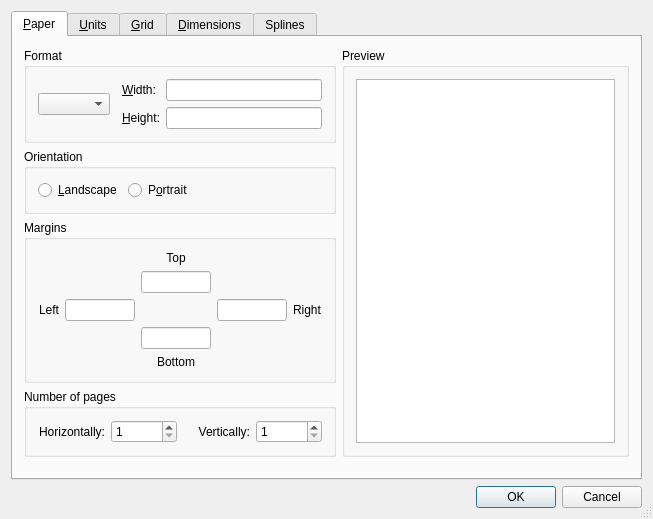
This is librecad/src/ui/forms/qg_dlgoptionsdrawing.ui in pollywinters/LibreCAD as Qt 5 draws it before an edit. The edited form follows.
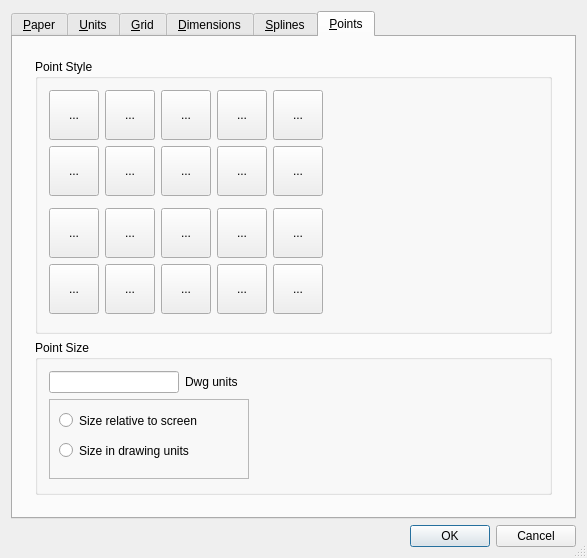
This is the edited form. Icons and pictures are not drawn. Custom widgets are drawn as their Qt base class.

Commit message: WIP issue #960 Feature request - Ability to set the style of a POINT

```diff
--- a/librecad/src/ui/forms/qg_dlgoptionsdrawing.ui
+++ b/librecad/src/ui/forms/qg_dlgoptionsdrawing.ui
@@ -6,8 +6,8 @@
    <rect>
     <x>0</x>
     <y>0</y>
-    <width>653</width>
-    <height>519</height>
+    <width>587</width>
+    <height>548</height>
    </rect>
   </property>
   <property name="windowTitle">
@@ -27,7 +27,7 @@
    <item row="0" column="0">
     <widget class="QTabWidget" name="tabWidget">
      <property name="currentIndex">
-      <number>0</number>
+      <number>5</number>
      </property>
      <widget class="QWidget" name="tab1">
       <attribute name="title">
@@ -1606,7 +1606,7 @@
      </widget>
      <widget class="QWidget" name="tab5">
       <attribute name="title">
-       <string>Splines</string>
+       <string>&amp;Splines</string>
       </attribute>
       <layout class="QVBoxLayout">
        <item>
@@ -1678,12 +1678,897 @@
        </item>
       </layout>
      </widget>
+     <widget class="QWidget" name="tab6">
+      <attribute name="title">
+       <string>&amp;Points</string>
+      </attribute>
+      <layout class="QVBoxLayout" name="verticalLayout_2">
+       <item>
+        <widget class="QWidget" name="widget_2" native="true">
+         <layout class="QVBoxLayout" name="verticalLayout_3">
+          <item>
+           <widget class="QGroupBox" name="gbPointStyle">
+            <property name="title">
+             <string>Point Style</string>
+            </property>
+            <layout class="QGridLayout" name="gridLayout_13">
+             <item row="0" column="0">
+              <widget class="QToolButton" name="bDot">
+               <property name="enabled">
+                <bool>true</bool>
+               </property>
+               <property name="minimumSize">
+                <size>
+                 <width>50</width>
+                 <height>50</height>
+                </size>
+               </property>
+               <property name="text">
+                <string>...</string>
+               </property>
+               <property name="icon">
+                <iconset resource="../../../res/icons/icons.qrc">
+                 <normaloff>:/icons/point_dot.svg</normaloff>:/icons/point_dot.svg</iconset>
+               </property>
+               <property name="iconSize">
+                <size>
+                 <width>40</width>
+                 <height>40</height>
+                </size>
+               </property>
+               <property name="checkable">
+                <bool>true</bool>
+               </property>
+               <property name="popupMode">
+                <enum>QToolButton::InstantPopup</enum>
+               </property>
+               <property name="autoRaise">
+                <bool>false</bool>
+               </property>
+               <property name="arrowType">
+                <enum>Qt::NoArrow</enum>
+               </property>
+              </widget>
+             </item>
+             <item row="1" column="0">
+              <widget class="QToolButton" name="bDotCircle">
+               <property name="enabled">
+                <bool>true</bool>
+               </property>
+               <property name="minimumSize">
+                <size>
+                 <width>50</width>
+                 <height>50</height>
+                </size>
+               </property>
+               <property name="text">
+                <string>...</string>
+               </property>
+               <property name="icon">
+                <iconset resource="../../../res/icons/icons.qrc">
+                 <normaloff>:/icons/point_dot_circle.svg</normaloff>:/icons/point_dot_circle.svg</iconset>
+               </property>
+               <property name="iconSize">
+                <size>
+                 <width>40</width>
+                 <height>40</height>
+                </size>
+               </property>
+               <property name="checkable">
+                <bool>true</bool>
+               </property>
+               <property name="popupMode">
+                <enum>QToolButton::InstantPopup</enum>
+               </property>
+               <property name="autoRaise">
+                <bool>false</bool>
+               </property>
+               <property name="arrowType">
+                <enum>Qt::NoArrow</enum>
+               </property>
+              </widget>
+             </item>
+             <item row="0" column="3">
+              <widget class="QToolButton" name="bCross">
+               <property name="enabled">
+                <bool>true</bool>
+               </property>
+               <property name="minimumSize">
+                <size>
+                 <width>50</width>
+                 <height>50</height>
+                </size>
+               </property>
+               <property name="text">
+                <string>...</string>
+               </property>
+               <property name="icon">
+                <iconset resource="../../../res/icons/icons.qrc">
+                 <normaloff>:/icons/point_cross.svg</normaloff>:/icons/point_cross.svg</iconset>
+               </property>
+               <property name="iconSize">
+                <size>
+                 <width>40</width>
+                 <height>40</height>
+                </size>
+               </property>
+               <property name="checkable">
+                <bool>true</bool>
+               </property>
+               <property name="popupMode">
+                <enum>QToolButton::InstantPopup</enum>
+               </property>
+               <property name="autoRaise">
+                <bool>false</bool>
+               </property>
+               <property name="arrowType">
+                <enum>Qt::NoArrow</enum>
+               </property>
+              </widget>
+             </item>
+             <item row="0" column="4">
+              <widget class="QToolButton" name="bTick">
+               <property name="enabled">
+                <bool>true</bool>
+               </property>
+               <property name="minimumSize">
+                <size>
+                 <width>50</width>
+                 <height>50</height>
+                </size>
+               </property>
+               <property name="text">
+                <string>...</string>
+               </property>
+               <property name="icon">
+                <iconset resource="../../../res/icons/icons.qrc">
+                 <normaloff>:/icons/point_tick.svg</normaloff>:/icons/point_tick.svg</iconset>
+               </property>
+               <property name="iconSize">
+                <size>
+                 <width>40</width>
+                 <height>40</height>
+                </size>
+               </property>
+               <property name="checkable">
+                <bool>true</bool>
+               </property>
+               <property name="popupMode">
+                <enum>QToolButton::DelayedPopup</enum>
+               </property>
+               <property name="autoRaise">
+                <bool>false</bool>
+               </property>
+               <property name="arrowType">
+                <enum>Qt::NoArrow</enum>
+               </property>
+              </widget>
+             </item>
+             <item row="1" column="1">
+              <widget class="QToolButton" name="bBlankCircle">
+               <property name="enabled">
+                <bool>true</bool>
+               </property>
+               <property name="minimumSize">
+                <size>
+                 <width>50</width>
+                 <height>50</height>
+                </size>
+               </property>
+               <property name="text">
+                <string>...</string>
+               </property>
+               <property name="icon">
+                <iconset resource="../../../res/icons/icons.qrc">
+                 <normaloff>:/icons/point_blank_circle.svg</normaloff>:/icons/point_blank_circle.svg</iconset>
+               </property>
+               <property name="iconSize">
+                <size>
+                 <width>40</width>
+                 <height>40</height>
+                </size>
+               </property>
+               <property name="checkable">
+                <bool>true</bool>
+               </property>
+               <property name="popupMode">
+                <enum>QToolButton::InstantPopup</enum>
+               </property>
+               <property name="autoRaise">
+                <bool>false</bool>
+               </property>
+               <property name="arrowType">
+                <enum>Qt::NoArrow</enum>
+               </property>
+              </widget>
+             </item>
+             <item row="0" column="1">
+              <widget class="QToolButton" name="bBlank">
+               <property name="enabled">
+                <bool>true</bool>
+               </property>
+               <property name="minimumSize">
+                <size>
+                 <width>50</width>
+                 <height>50</height>
+                </size>
+               </property>
+               <property name="text">
+                <string>...</string>
+               </property>
+               <property name="icon">
+                <iconset resource="../../../res/icons/icons.qrc">
+                 <normaloff>:/icons/point_blank.svg</normaloff>:/icons/point_blank.svg</iconset>
+               </property>
+               <property name="iconSize">
+                <size>
+                 <width>40</width>
+                 <height>40</height>
+                </size>
+               </property>
+               <property name="checkable">
+                <bool>true</bool>
+               </property>
+              </widget>
+             </item>
+             <item row="4" column="4">
+              <widget class="QToolButton" name="bTickCircleSquare">
+               <property name="enabled">
+                <bool>true</bool>
+               </property>
+               <property name="minimumSize">
+                <size>
+                 <width>50</width>
+                 <height>50</height>
+                </size>
+               </property>
+               <property name="text">
+                <string>...</string>
+               </property>
+               <property name="icon">
+                <iconset resource="../../../res/icons/icons.qrc">
+                 <normaloff>:/icons/point_tick_circle_square.svg</normaloff>:/icons/point_tick_circle_square.svg</iconset>
+               </property>
+               <property name="iconSize">
+                <size>
+                 <width>40</width>
+                 <height>40</height>
+                </size>
+               </property>
+               <property name="checkable">
+                <bool>true</bool>
+               </property>
+               <property name="popupMode">
+                <enum>QToolButton::InstantPopup</enum>
+               </property>
+               <property name="autoRaise">
+                <bool>false</bool>
+               </property>
+               <property name="arrowType">
+                <enum>Qt::NoArrow</enum>
+               </property>
+              </widget>
+             </item>
+             <item row="0" column="2">
+              <widget class="QToolButton" name="bPlus">
+               <property name="enabled">
+                <bool>true</bool>
+               </property>
+               <property name="minimumSize">
+                <size>
+                 <width>50</width>
+                 <height>50</height>
+                </size>
+               </property>
+               <property name="text">
+                <string>...</string>
+               </property>
+               <property name="icon">
+                <iconset resource="../../../res/icons/icons.qrc">
+                 <normaloff>:/icons/point_plus.svg</normaloff>:/icons/point_plus.svg</iconset>
+               </property>
+               <property name="iconSize">
+                <size>
+                 <width>40</width>
+                 <height>40</height>
+                </size>
+               </property>
+               <property name="checkable">
+                <bool>true</bool>
+               </property>
+               <property name="popupMode">
+                <enum>QToolButton::DelayedPopup</enum>
+               </property>
+               <property name="autoRaise">
+                <bool>false</bool>
+               </property>
+               <property name="arrowType">
+                <enum>Qt::NoArrow</enum>
+               </property>
+              </widget>
+             </item>
+             <item row="1" column="2">
+              <widget class="QToolButton" name="bPlusCircle">
+               <property name="enabled">
+                <bool>true</bool>
+               </property>
+               <property name="minimumSize">
+                <size>
+                 <width>50</width>
+                 <height>50</height>
+                </size>
+               </property>
+               <property name="text">
+                <string>...</string>
+               </property>
+               <property name="icon">
+                <iconset resource="../../../res/icons/icons.qrc">
+                 <normaloff>:/icons/point_plus_circle.svg</normaloff>:/icons/point_plus_circle.svg</iconset>
+               </property>
+               <property name="iconSize">
+                <size>
+                 <width>40</width>
+                 <height>40</height>
+                </size>
+               </property>
+               <property name="checkable">
+                <bool>true</bool>
+               </property>
+               <property name="popupMode">
+                <enum>QToolButton::InstantPopup</enum>
+               </property>
+               <property name="autoRaise">
+                <bool>false</bool>
+               </property>
+               <property name="arrowType">
+                <enum>Qt::NoArrow</enum>
+               </property>
+              </widget>
+             </item>
+             <item row="1" column="3">
+              <widget class="QToolButton" name="bCrossCircle">
+               <property name="enabled">
+                <bool>true</bool>
+               </property>
+               <property name="minimumSize">
+                <size>
+                 <width>50</width>
+                 <height>50</height>
+                </size>
+               </property>
+               <property name="text">
+                <string>...</string>
+               </property>
+               <property name="icon">
+                <iconset resource="../../../res/icons/icons.qrc">
+                 <normaloff>:/icons/point_cross_circle.svg</normaloff>:/icons/point_cross_circle.svg</iconset>
+               </property>
+               <property name="iconSize">
+                <size>
+                 <width>40</width>
+                 <height>40</height>
+                </size>
+               </property>
+               <property name="checkable">
+                <bool>true</bool>
+               </property>
+               <property name="popupMode">
+                <enum>QToolButton::InstantPopup</enum>
+               </property>
+               <property name="autoRaise">
+                <bool>false</bool>
+               </property>
+               <property name="arrowType">
+                <enum>Qt::NoArrow</enum>
+               </property>
+              </widget>
+             </item>
+             <item row="1" column="4">
+              <widget class="QToolButton" name="bTickCircle">
+               <property name="enabled">
+                <bool>true</bool>
+               </property>
+               <property name="minimumSize">
+                <size>
+                 <width>50</width>
+                 <height>50</height>
+                </size>
+               </property>
+               <property name="text">
+                <string>...</string>
+               </property>
+               <property name="icon">
+                <iconset resource="../../../res/icons/icons.qrc">
+                 <normaloff>:/icons/point_tick_circle.svg</normaloff>:/icons/point_tick_circle.svg</iconset>
+               </property>
+               <property name="iconSize">
+                <size>
+                 <width>40</width>
+                 <height>40</height>
+                </size>
+               </property>
+               <property name="checkable">
+                <bool>true</bool>
+               </property>
+               <property name="popupMode">
+                <enum>QToolButton::InstantPopup</enum>
+               </property>
+               <property name="autoRaise">
+                <bool>false</bool>
+               </property>
+               <property name="arrowType">
+                <enum>Qt::NoArrow</enum>
+               </property>
+              </widget>
+             </item>
+             <item row="3" column="0">
+              <widget class="QToolButton" name="bDotSquare">
+               <property name="enabled">
+                <bool>true</bool>
+               </property>
+               <property name="minimumSize">
+                <size>
+                 <width>50</width>
+                 <height>50</height>
+                </size>
+               </property>
+               <property name="text">
+                <string>...</string>
+               </property>
+               <property name="icon">
+                <iconset resource="../../../res/icons/icons.qrc">
+                 <normaloff>:/icons/point_dot_square.svg</normaloff>:/icons/point_dot_square.svg</iconset>
+               </property>
+               <property name="iconSize">
+                <size>
+                 <width>40</width>
+                 <height>40</height>
+                </size>
+               </property>
+               <property name="checkable">
+                <bool>true</bool>
+               </property>
+               <property name="popupMode">
+                <enum>QToolButton::InstantPopup</enum>
+               </property>
+               <property name="autoRaise">
+                <bool>false</bool>
+               </property>
+               <property name="arrowType">
+                <enum>Qt::NoArrow</enum>
+               </property>
+              </widget>
+             </item>
+             <item row="3" column="1">
+              <widget class="QToolButton" name="bBlankSquare">
+               <property name="enabled">
+                <bool>true</bool>
+               </property>
+               <property name="minimumSize">
+                <size>
+                 <width>50</width>
+                 <height>50</height>
+                </size>
+               </property>
+               <property name="text">
+                <string>...</string>
+               </property>
+               <property name="icon">
+                <iconset resource="../../../res/icons/icons.qrc">
+                 <normaloff>:/icons/point_blank_square.svg</normaloff>:/icons/point_blank_square.svg</iconset>
+               </property>
+               <property name="iconSize">
+                <size>
+                 <width>40</width>
+                 <height>40</height>
+                </size>
+               </property>
+               <property name="checkable">
+                <bool>true</bool>
+               </property>
+               <property name="popupMode">
+                <enum>QToolButton::InstantPopup</enum>
+               </property>
+               <property name="autoRaise">
+                <bool>false</bool>
+               </property>
+               <property name="arrowType">
+                <enum>Qt::NoArrow</enum>
+               </property>
+              </widget>
+             </item>
+             <item row="3" column="2">
+              <widget class="QToolButton" name="bPlusSquare">
+               <property name="enabled">
+                <bool>true</bool>
+               </property>
+               <property name="minimumSize">
+                <size>
+                 <width>50</width>
+                 <height>50</height>
+                </size>
+               </property>
+               <property name="text">
+                <string>...</string>
+               </property>
+               <property name="icon">
+                <iconset resource="../../../res/icons/icons.qrc">
+                 <normaloff>:/icons/point_plus_square.svg</normaloff>:/icons/point_plus_square.svg</iconset>
+               </property>
+               <property name="iconSize">
+                <size>
+                 <width>40</width>
+                 <height>40</height>
+                </size>
+               </property>
+               <property name="checkable">
+                <bool>true</bool>
+               </property>
+               <property name="popupMode">
+                <enum>QToolButton::InstantPopup</enum>
+               </property>
+               <property name="autoRaise">
+                <bool>false</bool>
+               </property>
+               <property name="arrowType">
+                <enum>Qt::NoArrow</enum>
+               </property>
+              </widget>
+             </item>
+             <item row="3" column="3">
+              <widget class="QToolButton" name="bCrossSquare">
+               <property name="enabled">
+                <bool>true</bool>
+               </property>
+               <property name="minimumSize">
+                <size>
+                 <width>50</width>
+                 <height>50</height>
+                </size>
+               </property>
+               <property name="text">
+                <string>...</string>
+               </property>
+               <property name="icon">
+                <iconset resource="../../../res/icons/icons.qrc">
+                 <normaloff>:/icons/point_cross_square.svg</normaloff>:/icons/point_cross_square.svg</iconset>
+               </property>
+               <property name="iconSize">
+                <size>
+                 <width>40</width>
+                 <height>40</height>
+                </size>
+               </property>
+               <property name="checkable">
+                <bool>true</bool>
+               </property>
+               <property name="popupMode">
+                <enum>QToolButton::InstantPopup</enum>
+               </property>
+               <property name="autoRaise">
+                <bool>false</bool>
+               </property>
+               <property name="arrowType">
+                <enum>Qt::NoArrow</enum>
+               </property>
+              </widget>
+             </item>
+             <item row="3" column="4">
+              <widget class="QToolButton" name="bTickSquare">
+               <property name="enabled">
+                <bool>true</bool>
+               </property>
+               <property name="minimumSize">
+                <size>
+                 <width>50</width>
+                 <height>50</height>
+                </size>
+               </property>
+               <property name="text">
+                <string>...</string>
+               </property>
+               <property name="icon">
+                <iconset resource="../../../res/icons/icons.qrc">
+                 <normaloff>:/icons/point_tick_square.svg</normaloff>:/icons/point_tick_square.svg</iconset>
+               </property>
+               <property name="iconSize">
+                <size>
+                 <width>40</width>
+                 <height>40</height>
+                </size>
+               </property>
+               <property name="checkable">
+                <bool>true</bool>
+               </property>
+               <property name="popupMode">
+                <enum>QToolButton::InstantPopup</enum>
+               </property>
+               <property name="autoRaise">
+                <bool>false</bool>
+               </property>
+               <property name="arrowType">
+                <enum>Qt::NoArrow</enum>
+               </property>
+              </widget>
+             </item>
+             <item row="4" column="0">
+              <widget class="QToolButton" name="bDotCircleSquare">
+               <property name="enabled">
+                <bool>true</bool>
+               </property>
+               <property name="minimumSize">
+                <size>
+                 <width>50</width>
+                 <height>50</height>
+                </size>
+               </property>
+               <property name="text">
+                <string>...</string>
+               </property>
+               <property name="icon">
+                <iconset resource="../../../res/icons/icons.qrc">
+                 <normaloff>:/icons/point_dot_circle_square.svg</normaloff>:/icons/point_dot_circle_square.svg</iconset>
+               </property>
+               <property name="iconSize">
+                <size>
+                 <width>40</width>
+                 <height>40</height>
+                </size>
+               </property>
+               <property name="checkable">
+                <bool>true</bool>
+               </property>
+               <property name="popupMode">
+                <enum>QToolButton::InstantPopup</enum>
+               </property>
+               <property name="autoRaise">
+                <bool>false</bool>
+               </property>
+               <property name="arrowType">
+                <enum>Qt::NoArrow</enum>
+               </property>
+              </widget>
+             </item>
+             <item row="4" column="1">
+              <widget class="QToolButton" name="bBlankCircleSquare">
+               <property name="enabled">
+                <bool>true</bool>
+               </property>
+               <property name="minimumSize">
+                <size>
+                 <width>50</width>
+                 <height>50</height>
+                </size>
+               </property>
+               <property name="text">
+                <string>...</string>
+               </property>
+               <property name="icon">
+                <iconset resource="../../../res/icons/icons.qrc">
+                 <normaloff>:/icons/point_blank_circle_square.svg</normaloff>:/icons/point_blank_circle_square.svg</iconset>
+               </property>
+               <property name="iconSize">
+                <size>
+                 <width>40</width>
+                 <height>40</height>
+                </size>
+               </property>
+               <property name="checkable">
+                <bool>true</bool>
+               </property>
+               <property name="popupMode">
+                <enum>QToolButton::InstantPopup</enum>
+               </property>
+               <property name="autoRaise">
+                <bool>false</bool>
+               </property>
+               <property name="arrowType">
+                <enum>Qt::NoArrow</enum>
+               </property>
+              </widget>
+             </item>
+             <item row="4" column="2">
+              <widget class="QToolButton" name="bPlusCircleSquare">
+               <property name="enabled">
+                <bool>true</bool>
+               </property>
+               <property name="minimumSize">
+                <size>
+                 <width>50</width>
+                 <height>50</height>
+                </size>
+               </property>
+               <property name="text">
+                <string>...</string>
+               </property>
+               <property name="icon">
+                <iconset resource="../../../res/icons/icons.qrc">
+                 <normaloff>:/icons/point_plus_circle_square.svg</normaloff>:/icons/point_plus_circle_square.svg</iconset>
+               </property>
+               <property name="iconSize">
+                <size>
+                 <width>40</width>
+                 <height>40</height>
+                </size>
+               </property>
+               <property name="checkable">
+                <bool>true</bool>
+               </property>
+               <property name="popupMode">
+                <enum>QToolButton::InstantPopup</enum>
+               </property>
+               <property name="autoRaise">
+                <bool>false</bool>
+               </property>
+               <property name="arrowType">
+                <enum>Qt::NoArrow</enum>
+               </property>
+              </widget>
+             </item>
+             <item row="4" column="3">
+              <widget class="QToolButton" name="bCrossCircleSquare">
+               <property name="enabled">
+                <bool>true</bool>
+               </property>
+               <property name="minimumSize">
+                <size>
+                 <width>50</width>
+                 <height>50</height>
+                </size>
+               </property>
+               <property name="text">
+                <string>...</string>
+               </property>
+               <property name="icon">
+                <iconset resource="../../../res/icons/icons.qrc">
+                 <normaloff>:/icons/point_cross_circle_square.svg</normaloff>:/icons/point_cross_circle_square.svg</iconset>
+               </property>
+               <property name="iconSize">
+                <size>
+                 <width>40</width>
+                 <height>40</height>
+                </size>
+               </property>
+               <property name="checkable">
+                <bool>true</bool>
+               </property>
+               <property name="popupMode">
+                <enum>QToolButton::InstantPopup</enum>
+               </property>
+               <property name="autoRaise">
+                <bool>false</bool>
+               </property>
+               <property name="arrowType">
+                <enum>Qt::NoArrow</enum>
+               </property>
+              </widget>
+             </item>
+             <item row="0" column="5" rowspan="6">
+              <spacer name="verticalSpacer_3">
+               <property name="orientation">
+                <enum>Qt::Horizontal</enum>
+               </property>
+               <property name="sizeHint" stdset="0">
+                <size>
+                 <width>300</width>
+                 <height>10</height>
+                </size>
+               </property>
+              </spacer>
+             </item>
+            </layout>
+           </widget>
+          </item>
+          <item>
+           <widget class="QGroupBox" name="gbPointSize">
+            <property name="title">
+             <string>Point Size</string>
+            </property>
+            <layout class="QGridLayout" name="gridLayout_12">
+             <item row="0" column="0">
+              <widget class="QLineEdit" name="lePointSize">
+               <property name="maximumSize">
+                <size>
+                 <width>130</width>
+                 <height>16777215</height>
+                </size>
+               </property>
+              </widget>
+             </item>
+             <item row="0" column="1">
+              <widget class="QLabel" name="lDwgUnits">
+               <property name="text">
+                <string>Dwg units</string>
+               </property>
+              </widget>
+             </item>
+             <item row="1" column="0" colspan="2">
+              <widget class="QFrame" name="frame">
+               <property name="minimumSize">
+                <size>
+                 <width>200</width>
+                 <height>80</height>
+                </size>
+               </property>
+               <property name="frameShape">
+                <enum>QFrame::StyledPanel</enum>
+               </property>
+               <property name="frameShadow">
+                <enum>QFrame::Raised</enum>
+               </property>
+               <widget class="QRadioButton" name="rbRelSize">
+                <property name="geometry">
+                 <rect>
+                  <x>10</x>
+                  <y>10</y>
+                  <width>147</width>
+                  <height>23</height>
+                 </rect>
+                </property>
+                <property name="text">
+                 <string>Size relative to screen</string>
+                </property>
+               </widget>
+               <widget class="QRadioButton" name="rbAbsSize">
+                <property name="geometry">
+                 <rect>
+                  <x>10</x>
+                  <y>40</y>
+                  <width>141</width>
+                  <height>23</height>
+                 </rect>
+                </property>
+                <property name="text">
+                 <string>Size in drawing units</string>
+                </property>
+               </widget>
+              </widget>
+             </item>
+             <item row="2" column="0" colspan="2">
+              <spacer name="verticalSpacer_4">
+               <property name="orientation">
+                <enum>Qt::Vertical</enum>
+               </property>
+               <property name="sizeHint" stdset="0">
+                <size>
+                 <width>188</width>
+                 <height>0</height>
+                </size>
+               </property>
+              </spacer>
+             </item>
+             <item row="0" column="2" rowspan="2">
+              <spacer name="horizontalSpacer_3">
+               <property name="orientation">
+                <enum>Qt::Horizontal</enum>
+               </property>
+               <property name="sizeHint" stdset="0">
+                <size>
+                 <width>64</width>
+                 <height>20</height>
+                </size>
+               </property>
+              </spacer>
+             </item>
+            </layout>
+           </widget>
+          </item>
+         </layout>
+        </widget>
+       </item>
+      </layout>
+     </widget>
     </widget>
    </item>
   </layout>
  </widget>
  <layoutdefault spacing="6" margin="11"/>
  <customwidgets>
+  <customwidget>
+   <class>QG_FontBox</class>
+   <extends>QWidget</extends>
+   <header>qg_fontbox.h</header>
+  </customwidget>
   <customwidget>
    <class>QG_ColorBox</class>
    <extends>QComboBox</extends>
@@ -1694,11 +2579,6 @@
    <extends>QComboBox</extends>
    <header>../qg_widthbox.h</header>
   </customwidget>
-  <customwidget>
-   <class>QG_FontBox</class>
-   <extends>QWidget</extends>
-   <header>qg_fontbox.h</header>
-  </customwidget>
   <customwidget>
    <class>LG_DimzerosBox</class>
    <extends>QComboBox</extends>
```
Left out of the diff: 284 changed lines with no effect on the pictures. The commit also changes 21 other files.
